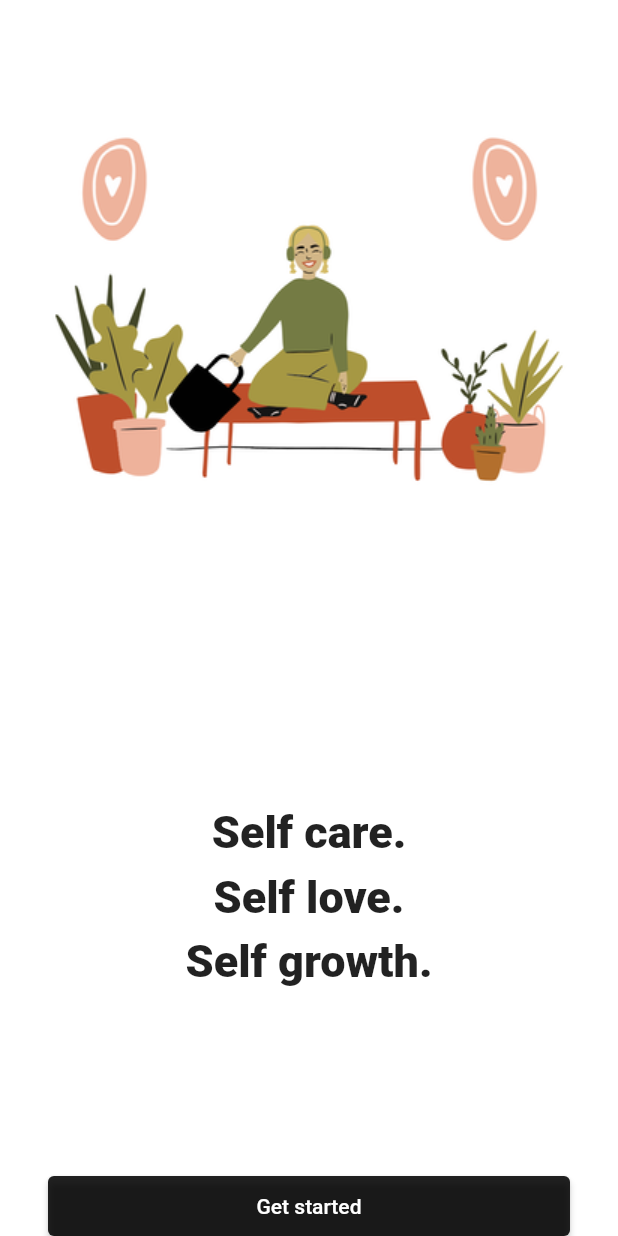
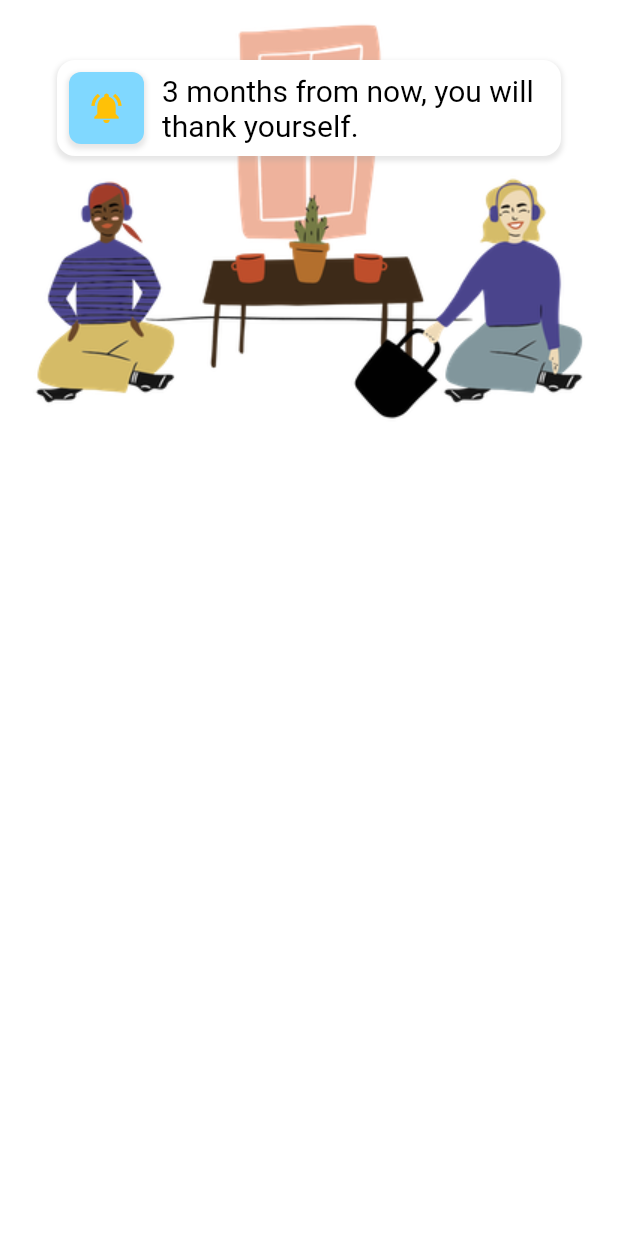
Before and after one commit to arrabidas92/daily_motivation_flutter, a Flutter app: the screen it shows after launch, after a tap on "Get started", on a phone screen of 412 x 824 dp. Run offline on Flutter 3.47's test engine with Material 2 defaults, Android fonts, the phone set to English and light mode, and no system bars; Roboto replaces fonts that are missing (Calibri); project files that could hold a hidden picture were left out.

Commit message:
start UI daily motivation reminders

```diff
--- /dev/null
+++ b/lib/DailyMotivationReminderScreen/DailyMotivationReminderView.dart
@@ -0,0 +1,130 @@
+import 'package:flutter/cupertino.dart';
+import 'package:flutter/material.dart';
+//TODO:Continue UI implementation with text Set daily motivation reminders
+class DailyMotivationReminderView extends StatelessWidget {
+  @override
+  Widget build(BuildContext context) {
+    return Scaffold(
+      body: Container(
+          color: Colors.white,
+          child: SafeArea(
+            child: Column(
+              children: [
+                const TopWidget(),
+                const BottomWidget()
+              ],
+            ),
+          )
+      ),
+    );
+  }
+}
+
+class TopWidget extends StatelessWidget {
+  const TopWidget();
+
+  @override
+  Widget build(BuildContext context) {
+    return Expanded(
+        flex: 1,
+        child: Stack(
+          children: [
+            Image.asset('assets/images/second_onboarding.png'),
+            const MotivationReminderWidget()
+          ],
+        )
+    );
+  }
+}
+
+class MotivationReminderWidget extends StatelessWidget {
+  const MotivationReminderWidget();
+
+  @override
+  Widget build(BuildContext context) {
+    return Positioned(
+        top: 40,
+        left: 32,
+        right: 32,
+        child: Container(
+          height: 64,
+          width: MediaQuery.of(context).size.width * 0.60,
+          decoration: BoxDecoration(
+              color: Colors.white,
+              borderRadius: BorderRadius.circular(12),
+              boxShadow: [
+                BoxShadow(
+                  color: Colors.grey.withOpacity(0.25),
+                  spreadRadius: 1,
+                  blurRadius: 2,
+                  offset: Offset(0, 2), // changes position of shadow
+                ),
+              ]
+          ),
+          child: const ReminderWidget(),
+        )
+    );
+  }
+}
+
+class ReminderWidget extends StatelessWidget {
+  const ReminderWidget();
+
+  @override
+  Widget build(BuildContext context) {
+    return Row(
+      children: [
+        Container(
+          margin: EdgeInsets.all(8),
+          height: 50,
+          width: 50,
+          decoration: BoxDecoration(
+              color: Colors.lightBlueAccent.shade100,
+              borderRadius: BorderRadius.circular(8),
+              boxShadow: [
+                BoxShadow(
+                  color: Colors.grey.withOpacity(0.25),
+                  spreadRadius: 1,
+                  blurRadius: 2,
+                  offset: Offset(0, 2), // changes position of shadow
+                ),
+              ]
+          ),
+          child: Icon(Icons.notifications_active, color: Colors.amber),
+        ),
+        Expanded(
+            child: Padding(
+              padding: EdgeInsets.symmetric(horizontal: 4),
+              child: Text(
+                '3 months from now, you will thank yourself.',
+                style: TextStyle(
+                    color: Colors.black,
+                    fontSize: 20,
+                    fontFamily: 'Calibri'
+                ),
+              ),
+            )
+        )
+      ],
+    );
+  }
+}
+
+class BottomWidget extends StatelessWidget {
+  const BottomWidget();
+
+  @override
+  Widget build(BuildContext context) {
+    return Expanded(
+        flex: 1,
+        child: Align(
+          alignment: Alignment.center,
+          child: Column(
+            children: [
+
+            ],
+          ),
+        )
+    );
+  }
+}
--- a/lib/GetStartedScreen/GetStartedView.dart
+++ b/lib/GetStartedScreen/GetStartedView.dart
@@ -1,3 +1,4 @@
+import 'package:daily_motivation_flutter/DailyMotivationReminderScreen/DailyMotivationReminderView.dart';
 import 'package:flutter/material.dart';
 
 void main() {
@@ -128,7 +129,7 @@ class GetStartedWidget extends StatelessWidget {
       height: 40,
       width: double.infinity,
       child: ElevatedButton(onPressed: () => {
-
+        Navigator.push(context, MaterialPageRoute(builder: (context) => DailyMotivationReminderView()))
       }, child: Text(
           'Get started'
       ), style: ElevatedButton.styleFrom(
--- a/pubspec.yaml
+++ b/pubspec.yaml
@@ -26,3 +26,4 @@ flutter:
         - asset: fonts/calibri-regular.ttf
   assets:
     - assets/images/first_onboarding.png
+    - assets/images/second_onboarding.png
```
Also changed, not shown: assets/images/second_onboarding.png (added).
